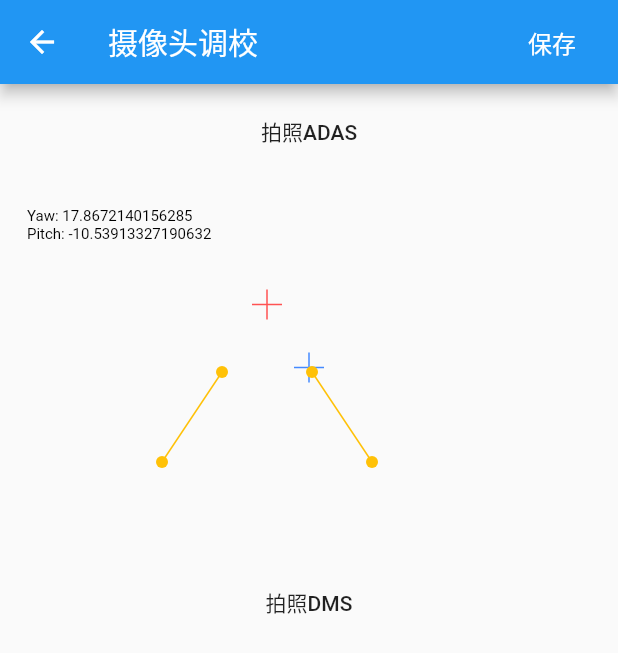
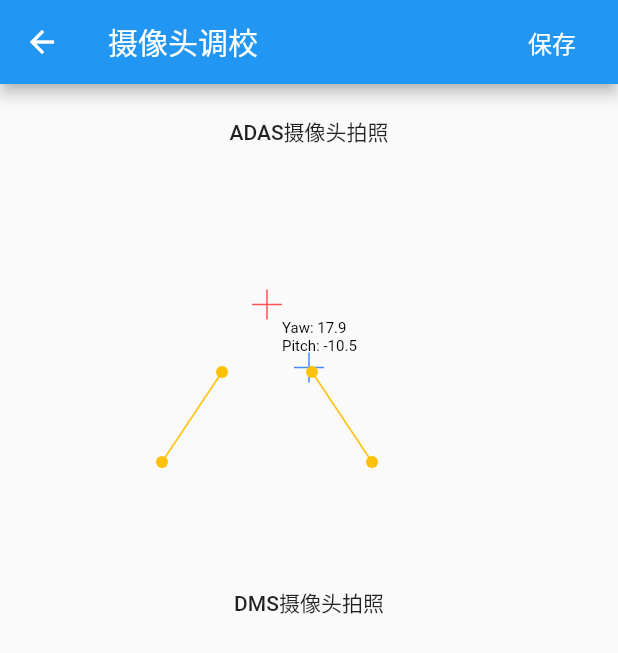
Before and after one commit to MascotWu/M4_Settings, a Flutter app: the CameraPage screen opened directly, on a phone screen of 412 x 824 dp. Shown: the top 653 px of the screen. Run offline on Flutter 3.47's test engine with Material 2 defaults, Android fonts, the phone set to English and light mode, and no system bars; our stand-ins replace fluttertoast, rxdart.

Commit message:
俯仰角和偏航角的精度改为小数点后两位

```diff
--- a/lib/camera.dart
+++ b/lib/camera.dart
@@ -48,7 +48,7 @@ class _CameraPageState extends State<CameraPage> {
             padding: EdgeInsets.all(8.0),
             alignment: Alignment.center,
             child: FlatButton(
-              child: Text("拍照ADAS"),
+              child: Text("ADAS摄像头拍照"),
               onPressed: () {
                 vm.takePictureOfAdas().listen((picture) {
                   setState(() {
@@ -140,7 +140,7 @@ class _CameraPageState extends State<CameraPage> {
             padding: EdgeInsets.all(8.0),
             alignment: Alignment.center,
             child: FlatButton(
-              child: Text("拍照DMS"),
+              child: Text("DMS摄像头拍照"),
               onPressed: () {
                 vm.takePictureOfDms().listen((picture) {
                   setState(() {
--- a/lib/lane_painter.dart
+++ b/lib/lane_painter.dart
@@ -112,14 +112,16 @@ class LanePainter extends CustomPainter {
 
     var oc = {'x': opticalParam.cu, 'y': opticalParam.cv};
 
-    pitch = atan2(
-            vp.dy - oc['y'],
-            sqrt(opticalParam.fv * opticalParam.fv +
-                (vp.dx - oc['x']) * (vp.dx - oc['x']))) *
-        180 /
-        pi;
+    pitch = (atan2(
+                vp.dy - oc['y'],
+                sqrt(opticalParam.fv * opticalParam.fv +
+                    (vp.dx - oc['x']) * (vp.dx - oc['x']))) *
+            180 /
+            pi)
+        .toStringAsFixed(1);
 
-    yaw = atan2(opticalParam.cu - vp.dx, opticalParam.fu) * 180 / pi;
+    yaw = (atan2(opticalParam.cu - vp.dx, opticalParam.fu) * 180 / pi)
+        .toStringAsFixed(1);
   }
 
   cpr(Offset a, Offset b, Offset c) {
@@ -139,6 +141,6 @@ class LanePainter extends CustomPainter {
       minWidth: 0,
       maxWidth: size.width,
     );
-    textPainter.paint(canvas, Offset(10, 10));
+    textPainter.paint(canvas, vp + Offset(10, 10));
   }
 }
```
